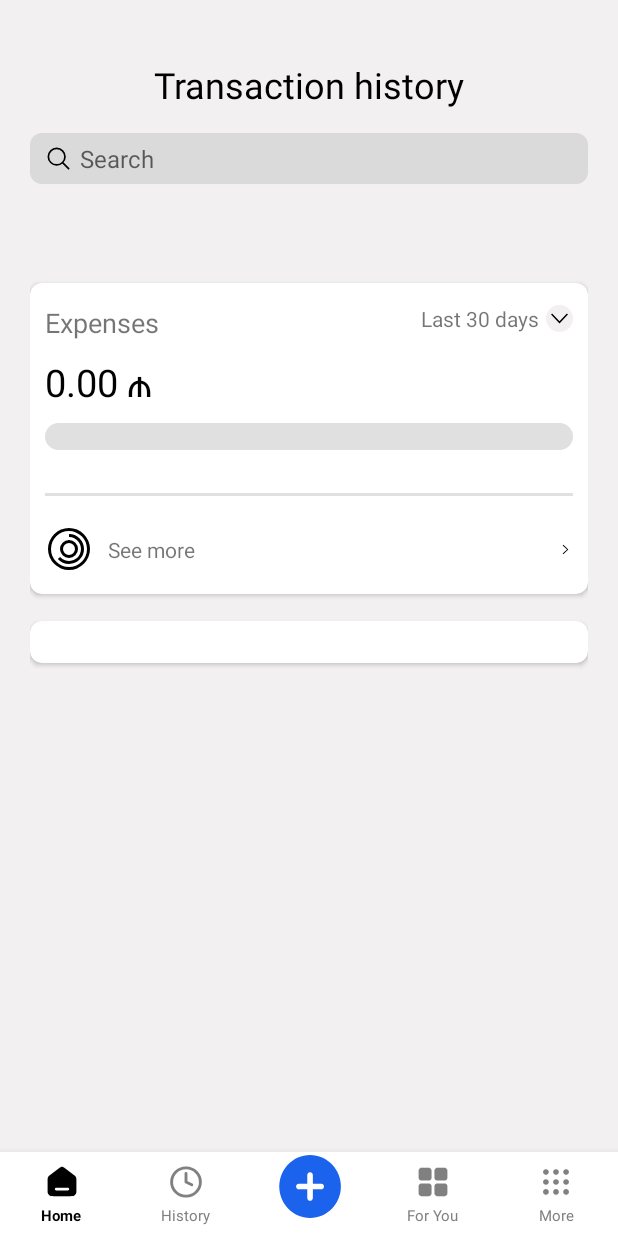
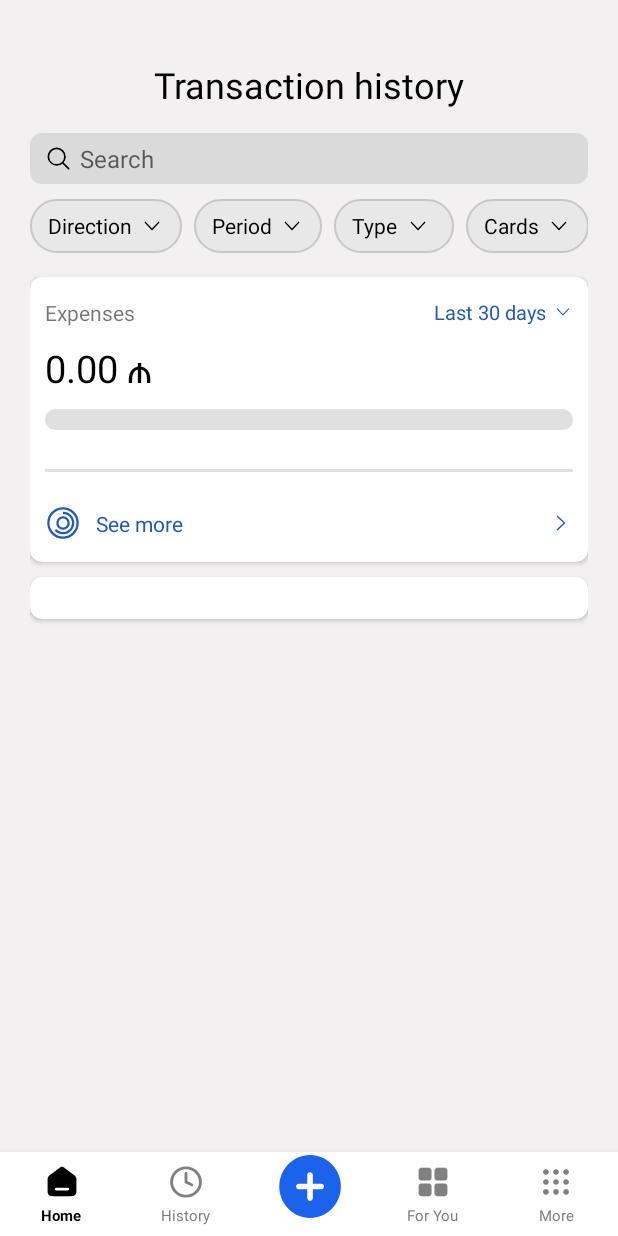
Before and after one commit to nihatmahammadli/Abb_Mobile, an Android app: the History screen opened through its navigation route, on a phone screen of 412 x 824 dp. Run offline under Robolectric (Android 15) with nearby library versions, the phone set to English and light mode, and no system bars; our stand-ins replace Dagger/Hilt's generated code, Firebase (no records; nobody signed in at launch, a user with empty details on screens opened directly); Roboto replaces fonts that are not available here.

Commit message:
history page over

```diff
--- /dev/null
+++ b/app/src/main/java/com/nihatmahammadli/abbmobile/presentation/adapters/HistoryFilterAdapter.kt
@@ -0,0 +1,28 @@
+package com.nihatmahammadli.abbmobile.presentation.adapters
+
+import android.view.LayoutInflater
+import android.view.ViewGroup
+import androidx.recyclerview.widget.RecyclerView
+import com.nihatmahammadli.abbmobile.databinding.ItemHistoryFilterBinding
+
+class HistoryFilterAdapter(
+    private val buttonText: List<String>
+): RecyclerView.Adapter<HistoryFilterAdapter.ViewHolder>() {
+    override fun onCreateViewHolder(
+        parent: ViewGroup,
+        viewType: Int
+    ): HistoryFilterAdapter.ViewHolder {
+        val binding = ItemHistoryFilterBinding.inflate(LayoutInflater.from(parent.context),parent,false)
+        return ViewHolder(binding)
+    }
+
+    override fun onBindViewHolder(holder: HistoryFilterAdapter.ViewHolder, position: Int) {
+        val button = buttonText[position]
+        holder.binding.text.text = button
+    }
+
+    override fun getItemCount(): Int {
+        return buttonText.size
+    }
+    inner class ViewHolder(val binding: ItemHistoryFilterBinding): RecyclerView.ViewHolder(binding.root)
+}
--- /dev/null
+++ b/app/src/main/java/com/nihatmahammadli/abbmobile/presentation/adapters/HistoryPaymentsAdapter.kt
@@ -0,0 +1,35 @@
+package com.nihatmahammadli.abbmobile.presentation.adapters
+
+import android.view.LayoutInflater
+import android.view.ViewGroup
+import androidx.recyclerview.widget.RecyclerView
+import com.nihatmahammadli.abbmobile.databinding.ItemHistoryPaymentsBinding
+import com.nihatmahammadli.abbmobile.presentation.model.PaymentSummary
+
+class HistoryPaymentsAdapter(
+    private val list: List<PaymentSummary>
+): RecyclerView.Adapter<HistoryPaymentsAdapter.ViewHolder>() {
+    override fun onCreateViewHolder(
+        parent: ViewGroup,
+        viewType: Int
+    ): ViewHolder {
+        val binding = ItemHistoryPaymentsBinding.inflate(LayoutInflater.from(parent.context),parent,false)
+        return ViewHolder(binding)
+    }
+
+    override fun onBindViewHolder(
+        holder: ViewHolder,
+        position: Int
+    ) {
+        val item = list[position]
+        holder.binding.titleTextView.text = item.paymentFor
+        holder.binding.amountTextView.text = "%.2f ₼".format(item.totalAmount)
+        holder.binding.dateTextView.text = item.date
+    }
+
+    override fun getItemCount(): Int {
+        return list.size
+    }
+
+    inner class ViewHolder(val binding: ItemHistoryPaymentsBinding): RecyclerView.ViewHolder(binding.root)
+}
--- a/app/src/main/java/com/nihatmahammadli/abbmobile/presentation/dashboard/history/History.kt
+++ b/app/src/main/java/com/nihatmahammadli/abbmobile/presentation/dashboard/history/History.kt
@@ -1,24 +1,69 @@
 package com.nihatmahammadli.abbmobile.presentation.dashboard.history
 
+import android.annotation.SuppressLint
 import android.os.Bundle
 import androidx.fragment.app.Fragment
 import android.view.LayoutInflater
 import android.view.View
 import android.view.ViewGroup
-import com.nihatmahammadli.abbmobile.R
+import androidx.fragment.app.viewModels
+import androidx.recyclerview.widget.LinearLayoutManager
 import com.nihatmahammadli.abbmobile.databinding.FragmentHistoryBinding
+import com.nihatmahammadli.abbmobile.presentation.adapters.HistoryFilterAdapter
+import com.nihatmahammadli.abbmobile.presentation.adapters.HistoryPaymentsAdapter
+import com.nihatmahammadli.abbmobile.presentation.viewmodel.HistoryViewModel
+import dagger.hilt.android.AndroidEntryPoint
+import java.text.SimpleDateFormat
+import java.util.*
 
+@AndroidEntryPoint
 class History : Fragment() {
     private lateinit var binding: FragmentHistoryBinding
-    override fun onCreate(savedInstanceState: Bundle?) {
-        super.onCreate(savedInstanceState)
+    private val viewModel: HistoryViewModel by viewModels()
+    private lateinit var filterAdapter: HistoryFilterAdapter
+    private lateinit var historyAdapter: HistoryPaymentsAdapter
 
-    }
-
-    override fun onCreateView(inflater: LayoutInflater, container: ViewGroup?,
-                              savedInstanceState: Bundle?): View? {
-        binding = FragmentHistoryBinding.inflate(inflater,container,false)
+    override fun onCreateView(
+        inflater: LayoutInflater,
+        container: ViewGroup?,
+        savedInstanceState: Bundle?
+    ): View {
+        binding = FragmentHistoryBinding.inflate(inflater, container, false)
+        fetchTotalPayments()
+        setObservers()
+        setUpAdapters()
         return binding.root
     }
 
+    private fun fetchTotalPayments() {
+        viewModel.fetchTotalPayments()
+    }
+
+    @SuppressLint("SetTextI18n")
+    private fun setObservers() {
+        viewModel.totalAmount.observe(viewLifecycleOwner) { total ->
+            binding.amount.text = "%.2f ₼".format(total)
+
+            val progressValue = if (total > 400) 400 else total.toInt()
+            binding.progressBar2.progress = progressValue
+        }
+
+        viewModel.paymentSum.observe(viewLifecycleOwner) { list ->
+            val sortedList = list.sortedByDescending {
+                SimpleDateFormat("dd.MM.yyyy", Locale.getDefault()).parse(it.date)
+            }
+
+            historyAdapter = HistoryPaymentsAdapter(sortedList)
+            binding.historyRecyclerView.layoutManager = LinearLayoutManager(requireContext(), LinearLayoutManager.VERTICAL, false)
+            binding.historyRecyclerView.adapter = historyAdapter
+        }
+    }
+
+    private fun setUpAdapters() {
+        val buttonList = listOf("Direction", "Period", "Type", "Cards", "Calculation")
+
+        filterAdapter = HistoryFilterAdapter(buttonList)
+        binding.rcyView.layoutManager = LinearLayoutManager(requireContext(), LinearLayoutManager.HORIZONTAL, false)
+        binding.rcyView.adapter = filterAdapter
+    }
 }
--- /dev/null
+++ b/app/src/main/java/com/nihatmahammadli/abbmobile/presentation/model/PaymentSummary.kt
@@ -0,0 +1,7 @@
+package com.nihatmahammadli.abbmobile.presentation.model
+
+data class PaymentSummary(
+    val paymentFor: String,
+    val totalAmount: Double,
+    val date: String
+)
--- /dev/null
+++ b/app/src/main/java/com/nihatmahammadli/abbmobile/presentation/viewmodel/HistoryViewModel.kt
@@ -0,0 +1,107 @@
+package com.nihatmahammadli.abbmobile.presentation.viewmodel
+
+import android.annotation.SuppressLint
+import android.icu.text.SimpleDateFormat
+import android.util.Log
+import androidx.lifecycle.LiveData
+import androidx.lifecycle.MutableLiveData
+import androidx.lifecycle.ViewModel
+import androidx.lifecycle.viewModelScope
+import com.google.firebase.auth.FirebaseAuth
+import com.google.firebase.firestore.FirebaseFirestore
+import com.nihatmahammadli.abbmobile.presentation.model.PaymentSummary
+import dagger.hilt.android.lifecycle.HiltViewModel
+import kotlinx.coroutines.launch
+import kotlinx.coroutines.tasks.await
+import java.util.Date
+import java.util.Locale
+import javax.inject.Inject
+
+@HiltViewModel
+class HistoryViewModel @Inject constructor(
+    private val firestore: FirebaseFirestore,
+    private val firebaseAuth: FirebaseAuth
+): ViewModel() {
+
+    private val _result = MutableLiveData<Boolean>()
+    val result: LiveData<Boolean> = _result
+
+    private val _paymentSum = MutableLiveData<List<PaymentSummary>>()
+    val paymentSum: LiveData<List<PaymentSummary>> = _paymentSum
+
+    private val loading = MutableLiveData<Boolean>()
+    val isLoading: LiveData<Boolean> = loading
+
+    private val _totalAmount = MutableLiveData<Double>()
+    val totalAmount: LiveData<Double> = _totalAmount
+
+
+    @SuppressLint("SuspiciousIndentation")
+    fun fetchTotalPayments() {
+        val uid = firebaseAuth.currentUser?.uid ?: return
+        loading.value = true
+
+        viewModelScope.launch {
+            try {
+                val cardSnapshot = firestore.collection("users")
+                    .document(uid)
+                    .collection("cards")
+                    .get()
+                    .await()
+
+                val paymentSumList = mutableListOf<PaymentSummary>()
+
+                for (cardDoc in cardSnapshot) {
+                    val cardId = cardDoc.id
+                    val paymentTransaction = firestore.collection("users")
+                        .document(uid)
+                        .collection("cards")
+                        .document(cardId)
+                        .collection("transaction")
+                        .get()
+                        .await()
+
+                    for (doc in paymentTransaction.documents) {
+                        val type = doc.getString("type")
+                        val amount = doc.getDouble("amount") ?: 0.0
+                        val paymentFor = doc.getString("paymentFor") ?: "Unknown"
+
+                        if (type == "payment") {
+                            val timestampMillis = doc.getLong("timestamp")
+                            val formattedDate = timestampMillis?.let {
+                                val date = Date(it)
+                                val format = SimpleDateFormat("dd.MM.yyyy", Locale.getDefault())
+                                format.format(date)
+                            } ?: "Naməlum"
+
+                            paymentSumList.add(
+                                PaymentSummary(
+                                    paymentFor = paymentFor,
+                                    totalAmount = kotlin.math.abs(amount),
+                                    date = formattedDate
+                                )
+                            )
+                        }
+                    }
+                }
+
+                paymentSumList.sortByDescending {
+                    SimpleDateFormat("dd.MM.yyyy", Locale.getDefault()).parse(it.date)
+                }
+
+
+                val total = paymentSumList.sumOf { it.totalAmount }
+                _totalAmount.value = total
+                _paymentSum.value = paymentSumList
+                _result.value = true
+
+            } catch (e: Exception) {
+                _result.value = false
+                e.printStackTrace()
+                Log.e("HistoryViewModel", "fetchTotalPayments Error: ${e.message}")
+            } finally {
+                loading.value = false
+            }
+        }
+    }
+}
--- /dev/null
+++ b/app/src/main/res/drawable/arrow_down.xml
@@ -0,0 +1,9 @@
+<vector xmlns:android="http://schemas.android.com/apk/res/android"
+    android:width="13dp"
+    android:height="13dp"
+    android:viewportWidth="512"
+    android:viewportHeight="512">
+  <path
+      android:fillColor="#2058BB"
+      android:pathData="M396.6,160l19.4,20.7l-160,171.3l-160,-171.3l19.3,-20.7l140.7,150.5z"/>
+</vector>
--- /dev/null
+++ b/app/src/main/res/drawable/arrow_down_simple.xml
@@ -0,0 +1,9 @@
+<vector xmlns:android="http://schemas.android.com/apk/res/android"
+    android:width="18dp"
+    android:height="18dp"
+    android:viewportWidth="512"
+    android:viewportHeight="512">
+  <path
+      android:fillColor="#FF000000"
+      android:pathData="M396.6,160l19.4,20.7l-160,171.3l-160,-171.3l19.3,-20.7l140.7,150.5z"/>
+</vector>
--- /dev/null
+++ b/app/src/main/res/drawable/arrow_right_blue.xml
@@ -0,0 +1,9 @@
+<vector xmlns:android="http://schemas.android.com/apk/res/android"
+    android:width="16dp"
+    android:height="16dp"
+    android:viewportWidth="512"
+    android:viewportHeight="512">
+  <path
+      android:fillColor="#2058BB"
+      android:pathData="M160,115.4l20.7,-19.4l171.3,160l-171.3,160l-20.7,-19.3l150.5,-140.7z"/>
+</vector>
--- /dev/null
+++ b/app/src/main/res/drawable/history_filter_btns.xml
@@ -0,0 +1,10 @@
+<?xml version="1.0" encoding="utf-8"?>
+<selector xmlns:android="http://schemas.android.com/apk/res/android">
+    <item>
+        <shape android:shape="rectangle">
+            <solid android:color="#BEE6E6E6"/>
+            <stroke android:width="1dp" android:color="#C7C7C7"/>
+            <corners android:radius="20dp"/>
+        </shape>
+    </item>
+</selector>
--- a/app/src/main/res/drawable/progress_circle_ic.xml
+++ b/app/src/main/res/drawable/progress_circle_ic.xml
@@ -1,15 +1,15 @@
 <vector xmlns:android="http://schemas.android.com/apk/res/android"
-    android:width="32dp"
-    android:height="32dp"
+    android:width="24dp"
+    android:height="24dp"
     android:viewportWidth="32"
     android:viewportHeight="32">
   <path
-      android:fillColor="#FF000000"
+      android:fillColor="#2058BB"
       android:pathData="M16,22a6,6 0,1 1,6 -6A6.007,6.007 0,0 1,16 22ZM16,12a4,4 0,1 0,4 4A4.004,4.004 0,0 0,16 12Z"/>
   <path
-      android:fillColor="#FF000000"
+      android:fillColor="#2058BB"
       android:pathData="M16,26a10.016,10.016 0,0 1,-7.453 -3.332l1.49,-1.334A8,8 0,1 0,16 8V6a10,10 0,0 1,0 20Z"/>
   <path
-      android:fillColor="#FF000000"
+      android:fillColor="#2058BB"
       android:pathData="M16,30A14,14 0,1 1,30 16,14.016 14.016,0 0,1 16,30ZM16,4A12,12 0,1 0,28 16,12.014 12.014,0 0,0 16,4Z"/>
 </vector>
--- a/app/src/main/res/layout/fragment_history.xml
+++ b/app/src/main/res/layout/fragment_history.xml
@@ -40,7 +40,7 @@
     <androidx.recyclerview.widget.RecyclerView
         android:id="@+id/rcyView"
         android:layout_width="0dp"
-        android:layout_height="40dp"
+        android:layout_height="wrap_content"
         android:layout_marginTop="10dp"
         app:layout_constraintEnd_toEndOf="parent"
         app:layout_constraintStart_toStartOf="parent"
@@ -67,22 +67,25 @@
                 android:layout_width="wrap_content"
                 android:layout_height="wrap_content"
                 android:text="Expenses"
-                android:textSize="18sp"
+                android:textSize="14sp"
                 app:layout_constraintStart_toStartOf="parent"
                 app:layout_constraintTop_toTopOf="parent" />
 
             <TextView
+                android:id="@+id/lastDaysTxt"
                 android:layout_width="wrap_content"
                 android:layout_height="wrap_content"
-                android:drawableEnd="@drawable/arrow_under"
+                android:drawableEnd="@drawable/arrow_down"
                 android:drawablePadding="5dp"
+                android:textColor="#2058BB"
                 android:gravity="center"
+                android:textSize="13sp"
                 android:text="Last 30 days"
                 app:layout_constraintEnd_toEndOf="parent"
                 app:layout_constraintTop_toTopOf="parent" />
 
             <TextView
-                android:id="@+id/textView29"
+                android:id="@+id/amount"
                 android:layout_width="wrap_content"
                 android:layout_height="wrap_content"
                 android:layout_marginTop="10dp"
@@ -96,18 +99,18 @@
                 android:id="@+id/progressBar2"
                 style="?android:attr/progressBarStyleHorizontal"
                 android:layout_width="0dp"
-                android:layout_height="18dp"
+                android:layout_height="14dp"
                 android:layout_marginTop="10dp"
                 android:max="400"
                 android:progress="0"
                 android:progressDrawable="@drawable/progress_drawable"
-                android:progressTint="@color/black"
+                android:progressTint="#2058BB"
                 app:layout_constraintEnd_toEndOf="parent"
                 app:layout_constraintStart_toStartOf="parent"
-                app:layout_constraintTop_toBottomOf="@+id/textView29" />
+                app:layout_constraintTop_toBottomOf="@+id/amount" />
 
             <ImageButton
-                android:id="@+id/imageButton3"
+                android:id="@+id/seeMoreBtn"
                 android:layout_width="wrap_content"
                 android:layout_height="wrap_content"
                 android:background="@color/trans"
@@ -118,23 +121,25 @@
                 app:layout_constraintTop_toBottomOf="@+id/progressBar2" />
 
             <TextView
-                android:id="@+id/textView30"
+                android:id="@+id/seeMoreText"
                 android:layout_width="wrap_content"
                 android:layout_height="wrap_content"
                 android:layout_marginStart="10dp"
                 android:text="See more"
-                app:layout_constraintBottom_toBottomOf="@+id/imageButton3"
-                app:layout_constraintStart_toEndOf="@+id/imageButton3"
-                app:layout_constraintTop_toTopOf="@+id/imageButton3" />
+                android:textColor="#2058BB"
+                app:layout_constraintBottom_toBottomOf="@+id/seeMoreBtn"
+                app:layout_constraintStart_toEndOf="@+id/seeMoreBtn"
+                app:layout_constraintTop_toTopOf="@+id/seeMoreBtn" />
 
             <ImageButton
                 android:layout_width="wrap_content"
                 android:layout_height="wrap_content"
-                android:src="@drawable/arrow_right"
+                android:src="@drawable/arrow_right_blue"
                 android:background="@color/trans"
-                app:layout_constraintBottom_toBottomOf="@+id/textView30"
+                android:backgroundTint="#2058BB"
+                app:layout_constraintBottom_toBottomOf="@+id/seeMoreText"
                 app:layout_constraintEnd_toEndOf="parent"
-                app:layout_constraintTop_toTopOf="@+id/textView30" />
+                app:layout_constraintTop_toTopOf="@+id/seeMoreText" />
 
             <View
                 android:layout_width="wrap_content"
@@ -150,22 +155,22 @@
     </androidx.cardview.widget.CardView>
 
     <androidx.cardview.widget.CardView
-        android:layout_width="0dp"
+        android:layout_width="match_parent"
         android:layout_height="wrap_content"
         app:cardCornerRadius="8dp"
-        app:layout_constraintBottom_toBottomOf="parent"
+        android:layout_marginTop="10dp"
         app:layout_constraintEnd_toEndOf="parent"
         app:layout_constraintStart_toStartOf="parent"
-        app:layout_constraintTop_toBottomOf="@+id/cardView3"
-        app:layout_constraintVertical_bias="0.060000002">
+        app:layout_constraintTop_toBottomOf="@+id/cardView3">
 
         <androidx.constraintlayout.widget.ConstraintLayout
             android:layout_width="match_parent"
-            android:layout_height="match_parent"
+            android:layout_height="wrap_content"
             android:paddingHorizontal="10dp"
             android:paddingVertical="14dp">
 
             <androidx.recyclerview.widget.RecyclerView
+                android:id="@+id/historyRecyclerView"
                 android:layout_width="0dp"
                 android:layout_height="wrap_content"
                 app:layout_constraintBottom_toBottomOf="parent"
--- /dev/null
+++ b/app/src/main/res/layout/item_history_filter.xml
@@ -0,0 +1,29 @@
+<?xml version="1.0" encoding="utf-8"?>
+<LinearLayout xmlns:android="http://schemas.android.com/apk/res/android"
+    android:layout_width="wrap_content"
+    android:layout_height="36dp"
+    android:orientation="horizontal"
+    android:background="@drawable/history_filter_btns"
+    android:gravity="center_vertical"
+    android:paddingStart="12dp"
+    android:paddingEnd="12dp"
+    android:layout_marginEnd="8dp"
+    android:minWidth="80dp">
+
+    <TextView
+        android:id="@+id/text"
+        android:layout_width="wrap_content"
+        android:layout_height="wrap_content"
+        android:text="Direction"
+        android:textSize="14sp"
+        android:textColor="@android:color/black"
+        android:textAllCaps="false"/>
+
+    <ImageView
+        android:id="@+id/icon"
+        android:layout_width="16dp"
+        android:layout_height="16dp"
+        android:layout_marginStart="5dp"
+        android:src="@drawable/arrow_down_simple"
+        android:contentDescription="@null"/>
+</LinearLayout>
--- /dev/null
+++ b/app/src/main/res/layout/item_history_payments.xml
@@ -0,0 +1,47 @@
+<?xml version="1.0" encoding="utf-8"?>
+<androidx.constraintlayout.widget.ConstraintLayout xmlns:android="http://schemas.android.com/apk/res/android"
+    xmlns:app="http://schemas.android.com/apk/res-auto"
+    xmlns:tools="http://schemas.android.com/tools"
+    android:layout_width="match_parent"
+    android:paddingVertical="14dp"
+    android:paddingHorizontal="10dp"
+    android:layout_height="wrap_content">
+
+    <TextView
+        android:id="@+id/titleTextView"
+        android:layout_width="0dp"
+        android:layout_height="wrap_content"
+        android:text="@string/transaction_title"
+        android:textSize="16sp"
+        android:textColor="@android:color/black"
+        app:layout_constraintStart_toStartOf="parent"
+        app:layout_constraintTop_toTopOf="parent"
+        app:layout_constraintEnd_toStartOf="@id/amountTextView"
+        />
+
+    <TextView
+        android:id="@+id/amountTextView"
+        android:layout_width="wrap_content"
+        android:layout_height="wrap_content"
+        android:text="100 AZN"
+        android:textSize="16sp"
+        android:textColor="#2058BB"
+        app:layout_constraintEnd_toEndOf="parent"
+        app:layout_constraintTop_toTopOf="parent"
+        />
+
+    <TextView
+        android:id="@+id/dateTextView"
+        android:layout_width="wrap_content"
+        android:layout_height="wrap_content"
+        android:text="01.01.2025"
+        android:textSize="12sp"
+        android:textColor="#9E9999"
+        app:layout_constraintStart_toStartOf="parent"
+        app:layout_constraintTop_toBottomOf="@id/titleTextView"
+        />
+
+
+
+
+</androidx.constraintlayout.widget.ConstraintLayout>
```
